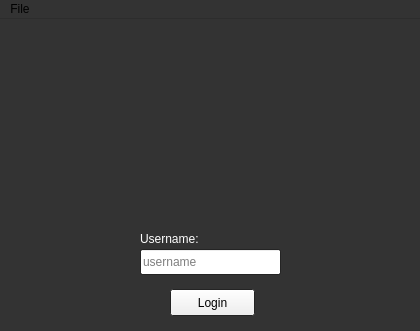
Qt form TAEval-Client/loginwindow.ui (wfairclough/TAE) before a commit.
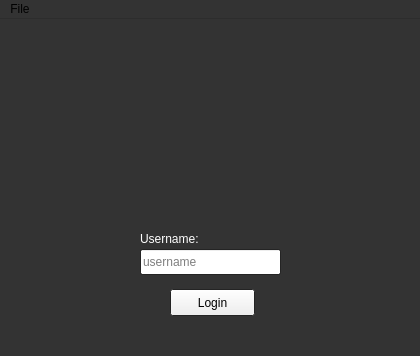
The same form after that commit.

Commit message: Updated Instructor and TA views with new window title.

What changed in the file:
```diff
--- a/TAEval-Client/loginwindow.ui
+++ b/TAEval-Client/loginwindow.ui
@@ -7,7 +7,7 @@
     <x>0</x>
     <y>0</y>
     <width>420</width>
-    <height>331</height>
+    <height>356</height>
    </rect>
   </property>
   <property name="palette">
```
Left out of the diff: 2 changed lines with no effect on the pictures. The commit also changes 6 other files.
